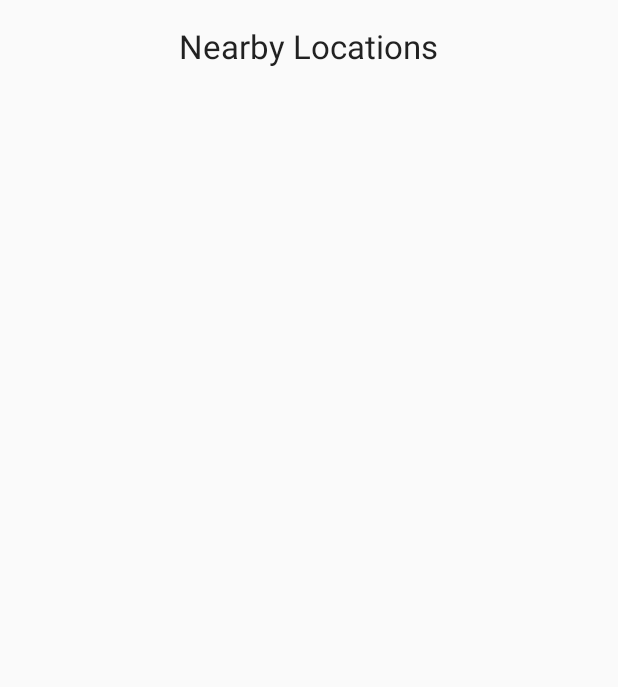
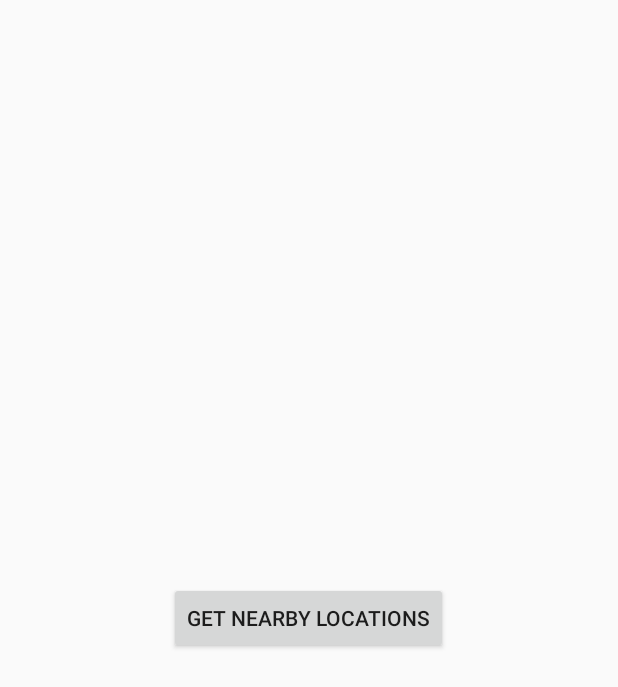
Before and after one commit to scottbrown10/foursquare-demo, an Android app: the layout activity_main.xml on its own in the app's theme, with its tools: preview values and no code run, on a phone screen of 412 x 824 dp. Shown: the top 687 px of the screen. Run offline under Robolectric (Android 15) with nearby library versions, the phone set to English and light mode, and no system bars; network calls fail.

Commit message:
Add button to get locations if not initially connected

```diff
--- a/app/src/main/AndroidManifest.xml
+++ b/app/src/main/AndroidManifest.xml
@@ -3,6 +3,7 @@
     package="com.example.scott.foursquare">
 
     <uses-permission android:name="android.permission.INTERNET"/>
+    <uses-permission android:name="android.permission.ACCESS_NETWORK_STATE"/>
 
     <application
         android:allowBackup="true"
--- a/app/src/main/res/layout/activity_main.xml
+++ b/app/src/main/res/layout/activity_main.xml
@@ -8,6 +8,20 @@
     android:paddingRight="@dimen/activity_horizontal_margin"
     android:paddingTop="@dimen/activity_vertical_margin"
     tools:context="com.example.scott.foursquare.MainActivity">
+
+    <Button
+        android:id="@+id/get_locations_button"
+        android:layout_width="wrap_content"
+        android:layout_height="wrap_content"
+        android:layout_centerInParent="true"
+        android:text="@string/get_locations_button_text"
+        />
+
+    <RelativeLayout
+        android:id="@+id/location_list_layout"
+        android:layout_width="wrap_content"
+        android:layout_height="wrap_content"
+        android:visibility="gone">
 
         <TextView
             android:layout_width="wrap_content"
@@ -24,5 +38,6 @@
             android:layout_height="wrap_content"
             android:id="@+id/location_list">
         </ListView>
+    </RelativeLayout>
 
 </RelativeLayout>
--- a/app/src/main/res/layout/location_cell_layout.xml
+++ b/app/src/main/res/layout/location_cell_layout.xml
@@ -7,8 +7,9 @@
         <TextView
             android:layout_width="wrap_content"
             android:layout_height="wrap_content"
-            android:textAppearance="?android:attr/textAppearanceLarge"
+            android:textAppearance="?android:attr/textAppearanceMedium"
             android:id="@+id/location_name"
+            android:textStyle="bold"
             android:paddingBottom="5dp"
             android:layout_gravity="center_horizontal"
             android:textAlignment="center"
@@ -17,7 +18,7 @@
         <TextView
             android:layout_width="wrap_content"
             android:layout_height="wrap_content"
-            android:textAppearance="?android:attr/textAppearanceMedium"
+            android:textAppearance="?android:attr/textAppearanceSmall"
             android:id="@+id/location_tip"
             android:layout_gravity="center_horizontal"
             android:textAlignment="center"
--- a/app/src/main/res/values/strings.xml
+++ b/app/src/main/res/values/strings.xml
@@ -2,4 +2,5 @@
     <string name="app_name">FourSquare</string>
     <string name="nearby_locations">Nearby Locations</string>
     <string name="no_tip">No tip for this location</string>
+    <string name="get_locations_button_text">Get Nearby Locations</string>
 </resources>
```
Also changed, not shown: app/src/main/java/com/example/scott/foursquare/MainActivity.java (+45 -9 lines). Lines whose indentation alone changed are shown as unchanged.
